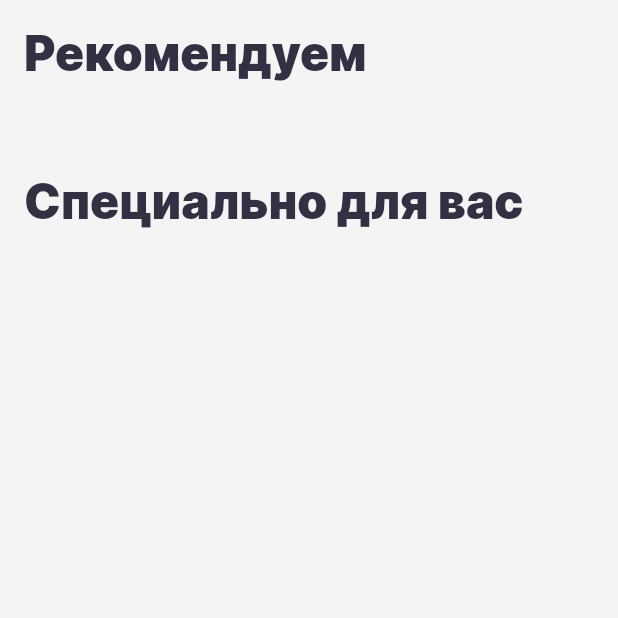
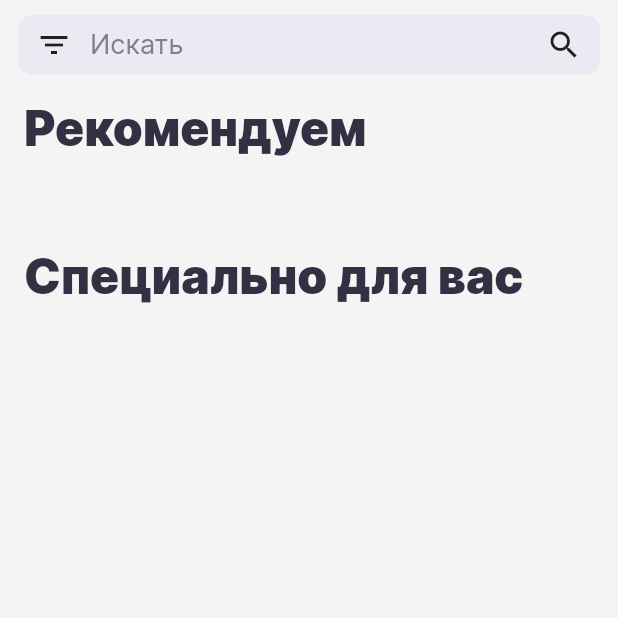
Before and after one commit to StarProxima/recommendation_system, a Flutter app: the screen it shows after launch, on a phone screen of 412 x 824 dp, the top half of it. Run offline on Flutter 3.47's test engine with Material 2 defaults, Android fonts, the phone set to English and light mode, and no system bars; our stand-ins replace auto_animated, flutter_staggered_animations; network calls fail.

Commit message:
Add SearchPanel in HomePage

```diff
--- a/lib/main.dart
+++ b/lib/main.dart
@@ -1,8 +1,15 @@
 import 'package:flutter/material.dart';
+import 'package:flutter/services.dart';
 import 'package:recommendation_system/data/app_styles.dart';
 import 'package:recommendation_system/ui/pages/home_page.dart';
 
 void main() {
+  SystemChrome.setSystemUIOverlayStyle(
+    const SystemUiOverlayStyle(
+      statusBarIconBrightness: Brightness.dark,
+      statusBarColor: AppColors.background,
+    ),
+  );
   runApp(const MyApp());
 }
 
--- a/lib/ui/pages/home_page.dart
+++ b/lib/ui/pages/home_page.dart
@@ -2,11 +2,13 @@ import 'dart:convert';
 import 'dart:io';
 
 import 'package:flutter/material.dart';
+import 'package:recommendation_system/data/app_styles.dart';
 import 'package:recommendation_system/ui/widgets/product_card.dart';
 import 'package:auto_animated/auto_animated.dart';
 import 'package:http/http.dart' as http;
 
 import '../../data/product_model.dart';
+import '../widgets/search_panel.dart';
 
 class HomePage extends StatefulWidget {
   const HomePage({Key? key}) : super(key: key);
@@ -59,11 +61,20 @@ class _HomePageState extends State<HomePage> {
   Widget build(BuildContext context) {
     final double itemWidth = (MediaQuery.of(context).size.width - 3 * 16) / 2;
     return Scaffold(
-      // appBar: AppBar(
-      //   title: const Text('Главная'),
-      // ),
-      body: SafeArea(
-        child: SingleChildScrollView(
+      appBar: const PreferredSize(
+        preferredSize: Size(double.infinity, 50),
+        child: SafeArea(
+          child: Padding(
+            padding: EdgeInsets.only(
+              top: 10,
+              left: 12,
+              right: 12,
+            ),
+            child: SearchPanel(),
+          ),
+        ),
+      ),
+      body: SingleChildScrollView(
         physics: const BouncingScrollPhysics(
           parent: AlwaysScrollableScrollPhysics(),
         ),
@@ -154,7 +165,6 @@ class _HomePageState extends State<HomePage> {
           ],
         ),
       ),
-      ),
     );
   }
 }
--- a/lib/ui/pages/product_page.dart
+++ b/lib/ui/pages/product_page.dart
@@ -1,4 +1,5 @@
 import 'dart:convert';
+import 'dart:developer';
 
 import 'package:flutter/material.dart';
 import 'package:flutter/rendering.dart';
@@ -21,6 +22,7 @@ class ProductPage extends StatefulWidget {
 class _ProductPageState extends State<ProductPage> {
   int amount = 0;
 
+  bool togetherPurchases = false;
   late List<Product> similarProducts = [];
 
   @override
@@ -34,13 +36,14 @@ class _ProductPageState extends State<ProductPage> {
     var url = Uri(
         scheme: "http",
         host: Platform.isAndroid ? '10.0.2.2' : '127.0.0.1',
-        path: "/similar",
+        path: "/similar_items",
         port: 5000,
         queryParameters: {
           "product":
               "${widget.product.name};${widget.product.price.toInt().toString()};${widget.product.merchant}"
         });
     var response = await http.get(url);
+
     if (response.statusCode == 200) {
       var jsonResponse = jsonDecode(response.body) as List<dynamic>;
 
@@ -60,6 +63,7 @@ class _ProductPageState extends State<ProductPage> {
     var width = MediaQuery.of(context).size.width;
     return Scaffold(
       appBar: AppBar(
+        backgroundColor: AppColors.background,
         actions: [
           IconButton(
             onPressed: () {},
@@ -128,6 +132,7 @@ class _ProductPageState extends State<ProductPage> {
                             onPressed: () {
                               setState(() {
                                 amount = 1;
+                                togetherPurchases = true;
                               });
                             },
                             style: TextButton.styleFrom(
@@ -209,7 +214,7 @@ class _ProductPageState extends State<ProductPage> {
               const SizedBox(
                 height: 24,
               ),
-              amount != 0
+              togetherPurchases
                   ? Column(
                       crossAxisAlignment: CrossAxisAlignment.start,
                       children: [
@@ -267,7 +272,7 @@ class _ProductPageState extends State<ProductPage> {
                 ),
               ),
               AnimationLimiter(
-                key: UniqueKey(),
+                key: ValueKey(similarProducts.length),
                 child: SizedBox(
                   height: 296,
                   child: ListView.separated(
--- /dev/null
+++ b/lib/ui/widgets/search_panel.dart
@@ -0,0 +1,79 @@
+import 'package:flutter/material.dart';
+import 'package:flutter/src/foundation/key.dart';
+import 'package:flutter/src/widgets/framework.dart';
+import 'package:recommendation_system/data/app_styles.dart';
+
+class SearchPanel extends StatefulWidget {
+  const SearchPanel({Key? key}) : super(key: key);
+
+  @override
+  State<SearchPanel> createState() => _SearchPanelState();
+}
+
+class _SearchPanelState extends State<SearchPanel> {
+  FocusNode focus = FocusNode();
+  @override
+  Widget build(BuildContext context) {
+    return SizedBox(
+      height: 40,
+      child: TextField(
+        maxLines: 1,
+        style: const TextStyle(fontSize: 17),
+        textAlignVertical: TextAlignVertical.center,
+        //controller: nameController,
+        // onEditingComplete: () =>
+        //     widget.onEditiningComplite(nameController.text),
+        focusNode: focus,
+        textAlign: TextAlign.left,
+        decoration: InputDecoration(
+          contentPadding: EdgeInsets.zero,
+          isDense: false,
+          filled: true,
+          fillColor: AppColors.divider,
+          hintText: 'Искать',
+          hintStyle: Theme.of(context).textTheme.titleMedium,
+          prefixIcon: IconButton(
+            onPressed: () {},
+            icon: Stack(
+              children: [
+                Icon(
+                  Icons.filter_list,
+                  color: Theme.of(context).textTheme.bodyText1!.color,
+                ),
+              ],
+            ),
+          ),
+          suffixIcon: focus.hasFocus
+              ? IconButton(
+                  icon: Icon(
+                    Icons.close,
+                    color: Theme.of(context).textTheme.bodyText1!.color,
+                  ),
+                  onPressed: () {
+                    focus.unfocus();
+                    // if (nameController.text.isNotEmpty) {
+                    //   nameController.clear();
+                    //   widget.onEditiningComplite(nameController.text);
+                    // }
+                  },
+                )
+              : Padding(
+                  padding: const EdgeInsets.symmetric(horizontal: 10),
+                  child: Icon(
+                    Icons.search,
+                    color: Theme.of(context).textTheme.bodyText1!.color,
+                  ),
+                ),
+          focusedBorder: const OutlineInputBorder(
+            borderRadius: BorderRadius.all(Radius.circular(10)),
+            borderSide: BorderSide(width: 0, color: Color.fromRGBO(0, 0, 0, 0)),
+          ),
+          enabledBorder: const OutlineInputBorder(
+            borderRadius: BorderRadius.all(Radius.circular(10)),
+            borderSide: BorderSide(width: 0, color: Color.fromRGBO(0, 0, 0, 0)),
+          ),
+        ),
+      ),
+    );
+  }
+}
```
Also changed, not shown: assets/cart.png. Lines whose indentation alone changed are shown as unchanged.
